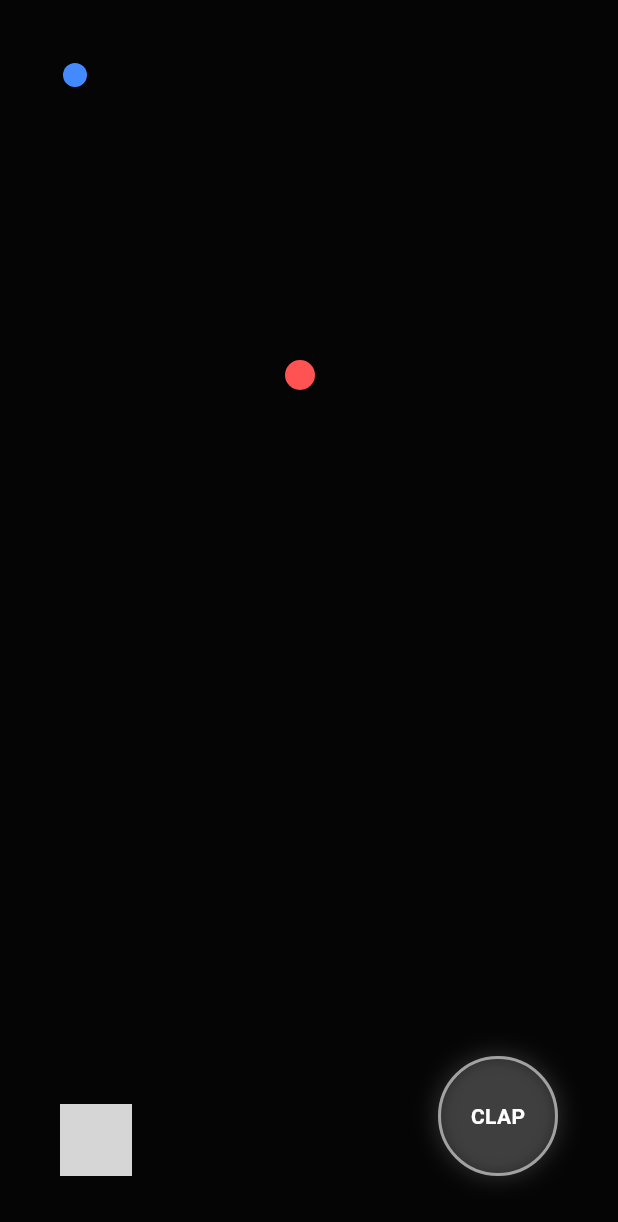
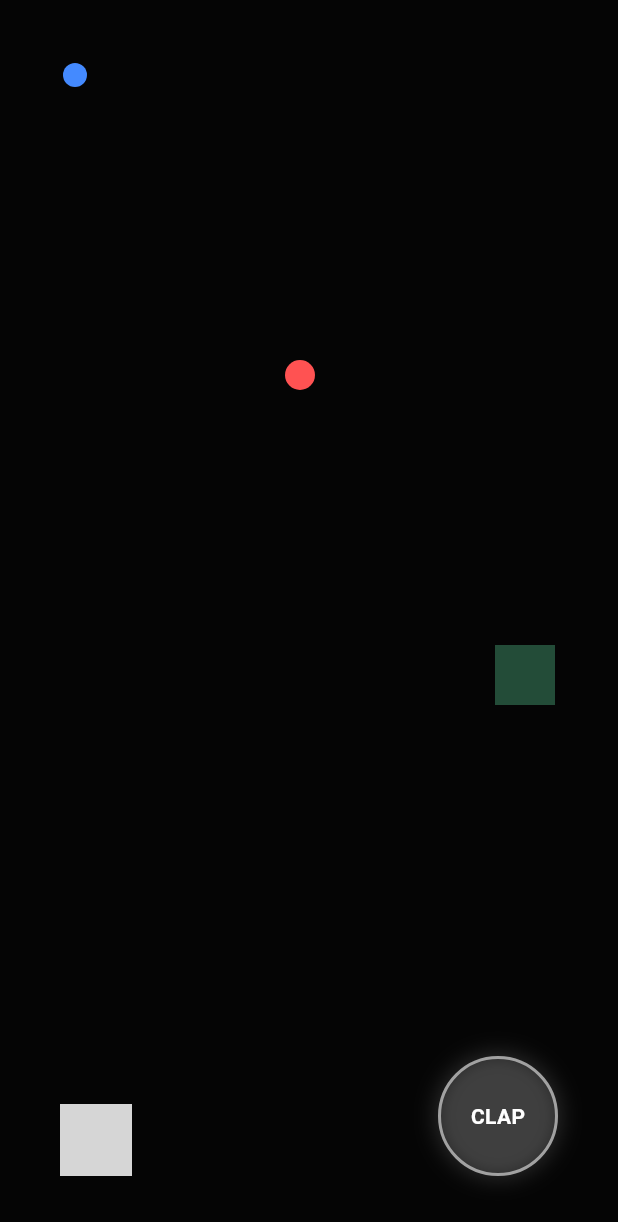
Before and after one commit to kushaagrasood/dark-echo-flutter, a Flutter app: the screen it shows after launch, after a tap on "CLAP", on a phone screen of 412 x 824 dp. Shown: the top 1222 px of the screen. Run offline on Flutter 3.47's test engine with Material 3 defaults, Android fonts, the phone set to English and light mode, and no system bars; missing offline and left inert: flutter_joystick; grey boxes are pictures that could not be loaded.

Commit message:
feat: added exit door, win/loss states, and restart overlay

```diff
--- a/lib/game_model.dart
+++ b/lib/game_model.dart
@@ -1,4 +1,5 @@
 import 'package:flutter/material.dart';
+// ignore: unused_import
 import 'dart:math';
 
 class EchoWave {
@@ -24,7 +25,14 @@ class Bot {
 class GameModel extends ChangeNotifier {
   Offset playerPos = const Offset(50, 50);
   final double playerRadius = 8.0;
+
+  // Phase 2: Game States
   bool isGameOver = false;
+  bool isGameWon = false;
+
+  // Phase 2: The Exit Door
+  Offset exitPos = const Offset(350, 450);
+  final double exitRadius = 20.0;
 
   List<List<Offset>> walls = [
     [const Offset(100, 100), const Offset(300, 100)],
@@ -34,19 +42,19 @@ class GameModel extends ChangeNotifier {
 
   List<EchoWave> waves = [];
   Offset velocity = Offset.zero;
-
-  // <-- Fixed the instantiation to use the named parameter 'position:'
   List<Bot> bots = [Bot(position: const Offset(200, 250))];
 
   void update(double dt) {
-    if (isGameOver) return;
+    if (isGameOver || isGameWon) return; // Stop the game if it's over
 
+    // 1. Update Waves
     for (int i = waves.length - 1; i >= 0; i--) {
       waves[i].radius += 150 * dt;
       waves[i].opacity -= 0.5 * dt;
       if (waves[i].opacity <= 0) waves.removeAt(i);
     }
 
+    // 2. Update Player Position
     double speed = 150 * dt;
     Offset moveX = Offset(velocity.dx * speed, 0);
     Offset moveY = Offset(0, velocity.dy * speed);
@@ -57,6 +65,12 @@ class GameModel extends ChangeNotifier {
     Offset newPosY = playerPos + moveY;
     if (!_checkCollision(newPosY)) playerPos = newPosY;
 
+    // Phase 2: Win Detection (Did player touch the exit?)
+    if ((playerPos - exitPos).distance < exitRadius) {
+      isGameWon = true;
+    }
+
+    // 3. Update Bots
     for (var bot in bots) {
       for (var wave in waves) {
         if ((bot.position - wave.center).distance <= wave.radius) {
@@ -73,6 +87,7 @@ class GameModel extends ChangeNotifier {
         }
       }
 
+      // Loss Detection
       if ((bot.position - playerPos).distance < 15) {
         isGameOver = true;
       }
@@ -82,7 +97,18 @@ class GameModel extends ChangeNotifier {
   }
 
   void emitWave() {
-    if (!isGameOver) waves.add(EchoWave(center: playerPos));
+    if (!isGameOver && !isGameWon) waves.add(EchoWave(center: playerPos));
+  }
+
+  // Phase 2: Reset Game Logic
+  void resetGame() {
+    playerPos = const Offset(50, 50);
+    isGameOver = false;
+    isGameWon = false;
+    waves.clear();
+    velocity = Offset.zero;
+    bots = [Bot(position: const Offset(200, 250))]; // Reset bot to middle
+    notifyListeners();
   }
 
   bool _checkCollision(Offset pos) {
@@ -98,7 +124,7 @@ class GameModel extends ChangeNotifier {
     double l2 = (v - w).distanceSquared;
     if (l2 == 0) return (p - v).distance;
     double t = ((p.dx - v.dx) * (w.dx - v.dx) + (p.dy - v.dy) * (w.dy - v.dy)) / l2;
-    t = max(0, min(1, t));
+    t = (t < 0) ? 0 : (t > 1 ? 1 : t);
     return (p - Offset(v.dx + t * (w.dx - v.dx), v.dy + t * (w.dy - v.dy))).distance;
   }
 }
--- a/lib/game_page.dart
+++ b/lib/game_page.dart
@@ -60,20 +60,18 @@ class _GamePageState extends State<GamePage> with SingleTickerProviderStateMixin
             ),
           ),
 
-          // 2. The Joystick (Bottom Left)
+          // 2. Controls Layer (Only show if playing)
+          if (!_model.isGameOver && !_model.isGameWon) ...[
             Positioned(
               bottom: 40,
               left: 40,
               child: Joystick(
-              mode: JoystickMode.all, // Allows free movement in any direction
+                mode: JoystickMode.all,
                 listener: (details) {
-                // The listener callback provides the stick's offset, ranging from -1.0 to 1.0
                   _joystickVelocity = Offset(details.x, details.y);
                 },
               ),
             ),
-
-          // 3. The "Clap" Button (Bottom Right)
             Positioned(
               bottom: 40,
               right: 40,
@@ -103,6 +101,47 @@ class _GamePageState extends State<GamePage> with SingleTickerProviderStateMixin
               ),
             ),
           ],
+
+          // 3. Phase 2: Game Over Overlay (Loss)
+          if (_model.isGameOver)
+            Container(
+              color: Colors.redAccent.withValues(alpha: 0.8),
+              child: Center(
+                child: Column(
+                  mainAxisAlignment: MainAxisAlignment.center,
+                  children: [
+                    const Text("CAUGHT", style: TextStyle(fontSize: 50, color: Colors.white, fontWeight: FontWeight.bold, letterSpacing: 5)),
+                    const SizedBox(height: 20),
+                    ElevatedButton(
+                      style: ElevatedButton.styleFrom(backgroundColor: Colors.black, foregroundColor: Colors.white),
+                      onPressed: () => _model.resetGame(),
+                      child: const Text("TRY AGAIN"),
+                    )
+                  ],
+                ),
+              ),
+            ),
+
+          // 4. Phase 2: You Escaped Overlay (Win)
+          if (_model.isGameWon)
+            Container(
+              color: Colors.greenAccent.withValues(alpha: 0.8),
+              child: Center(
+                child: Column(
+                  mainAxisAlignment: MainAxisAlignment.center,
+                  children: [
+                    const Text("ESCAPED", style: TextStyle(fontSize: 50, color: Colors.black, fontWeight: FontWeight.bold, letterSpacing: 5)),
+                    const SizedBox(height: 20),
+                    ElevatedButton(
+                      style: ElevatedButton.styleFrom(backgroundColor: Colors.black, foregroundColor: Colors.white),
+                      onPressed: () => _model.resetGame(),
+                      child: const Text("PLAY AGAIN"),
+                    )
+                  ],
+                ),
+              ),
+            ),
+        ],
       ),
     );
   }
--- a/lib/game_painter.dart
+++ b/lib/game_painter.dart
@@ -10,6 +10,15 @@ class GamePainter extends CustomPainter {
   void paint(Canvas canvas, Size size) {
     final bgPaint = Paint()..color = const Color(0xFF050505);
     canvas.drawRect(Rect.fromLTWH(0, 0, size.width, size.height), bgPaint);
+
+    // Phase 2: Draw Exit Door (Faint glowing green square)
+    final exitPaint = Paint()
+      ..color = Colors.greenAccent.withValues(alpha: 0.3)
+      ..style = PaintingStyle.fill;
+    canvas.drawRect(
+      Rect.fromCenter(center: model.exitPos, width: model.exitRadius * 2, height: model.exitRadius * 2),
+      exitPaint,
+    );
 
     for (var wave in model.waves) {
       final wallPaint = Paint()
```
Lines whose indentation alone changed are shown as unchanged.
